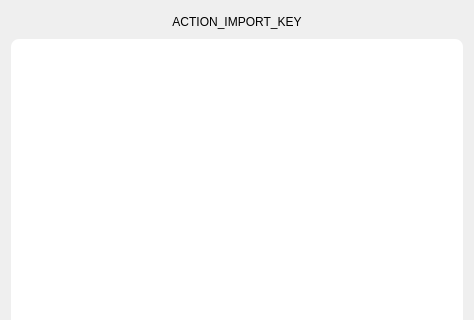
Before: the Qt Designer form parsec/core/gui/forms/keys_widget.ui in Scille/parsec-cloud, drawn with Qt 5; both pictures show x 0 to 474 and y 0 to 320 of the 474 by 468 pixel window.
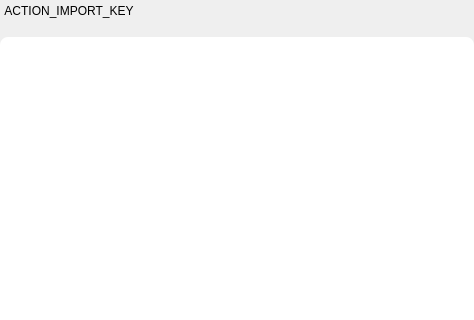
After: the same form once the commit is applied. Custom widgets are drawn as their Qt base class.

Commit message: [GUI] Pimped export keys dialog

```diff
--- a/parsec/core/gui/forms/keys_widget.ui
+++ b/parsec/core/gui/forms/keys_widget.ui
@@ -17,20 +17,30 @@
    </sizepolicy>
   </property>
   <property name="styleSheet">
-   <string notr="true">#WorkspaceSharingWidget {
-	background-color: #F4F4F4;
-}
-
-#scroll_content, #widget_users {
+   <string notr="true">#scroll_content {
 	background-color: #FFFFFF;
 	border-radius: 8px;
 }
-
-#button_share, #button_apply {
-	text-transform: uppercase;
-}</string>
+</string>
   </property>
   <layout class="QVBoxLayout" name="verticalLayout">
+   <property name="spacing">
+    <number>15</number>
+   </property>
+   <property name="leftMargin">
+    <number>0</number>
+   </property>
+   <property name="topMargin">
+    <number>0</number>
+   </property>
+   <property name="rightMargin">
+    <number>0</number>
+   </property>
+   <property name="bottomMargin">
+    <number>0</number>
+   </property>
+   <item>
+    <layout class="QHBoxLayout" name="horizontalLayout">
    <item>
     <widget class="Button" name="button_import_key">
      <property name="cursor">
@@ -61,6 +71,21 @@
     </widget>
    </item>
    <item>
+      <spacer name="horizontalSpacer">
+       <property name="orientation">
+        <enum>Qt::Horizontal</enum>
+       </property>
+       <property name="sizeHint" stdset="0">
+        <size>
+         <width>40</width>
+         <height>20</height>
+        </size>
+       </property>
+      </spacer>
+     </item>
+    </layout>
+   </item>
+   <item>
     <widget class="QWidget" name="keys_widget" native="true">
      <property name="minimumSize">
       <size>
@@ -106,8 +131,8 @@
           <rect>
            <x>0</x>
            <y>0</y>
-           <width>450</width>
-           <height>399</height>
+           <width>474</width>
+           <height>426</height>
           </rect>
          </property>
          <layout class="QVBoxLayout" name="verticalLayout_3">
@@ -121,7 +146,7 @@
            <number>10</number>
           </property>
           <property name="rightMargin">
-           <number>0</number>
+           <number>20</number>
           </property>
           <property name="bottomMargin">
            <number>10</number>
```
Left out of the diff: 4 changed lines with no effect on the pictures. Lines whose indentation alone changed are shown as unchanged. The commit also changes 7 other files.
